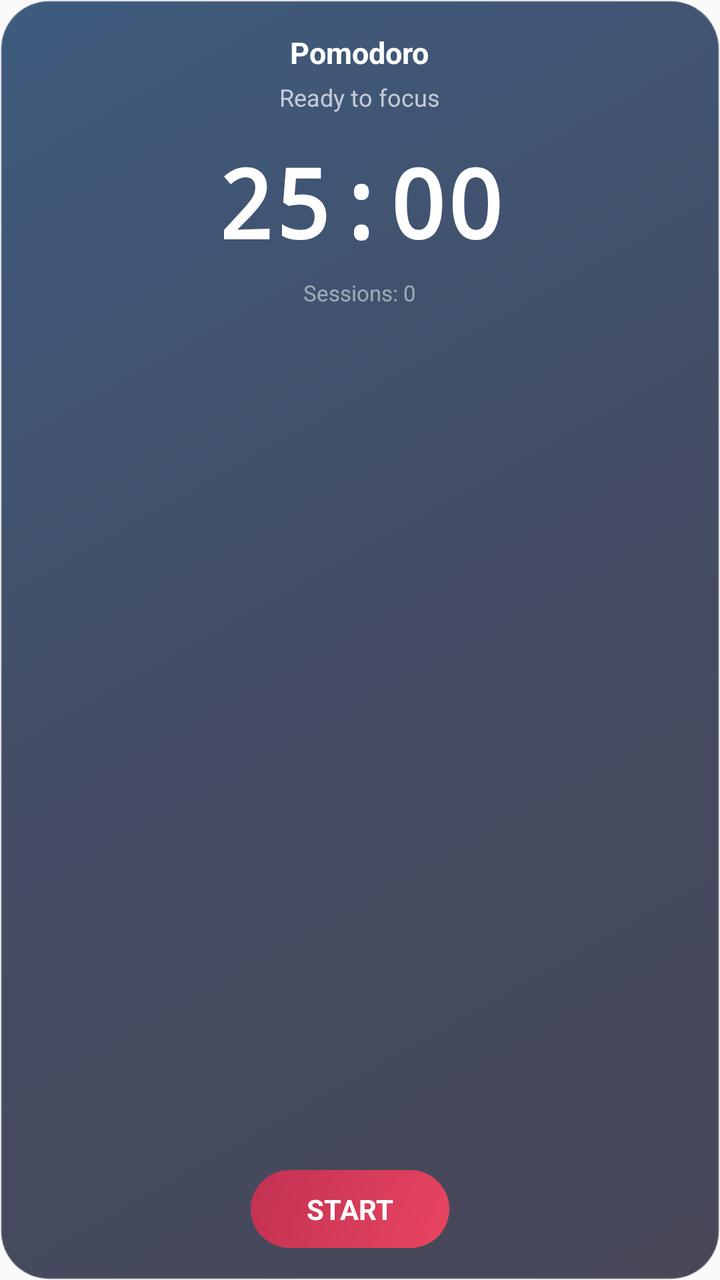
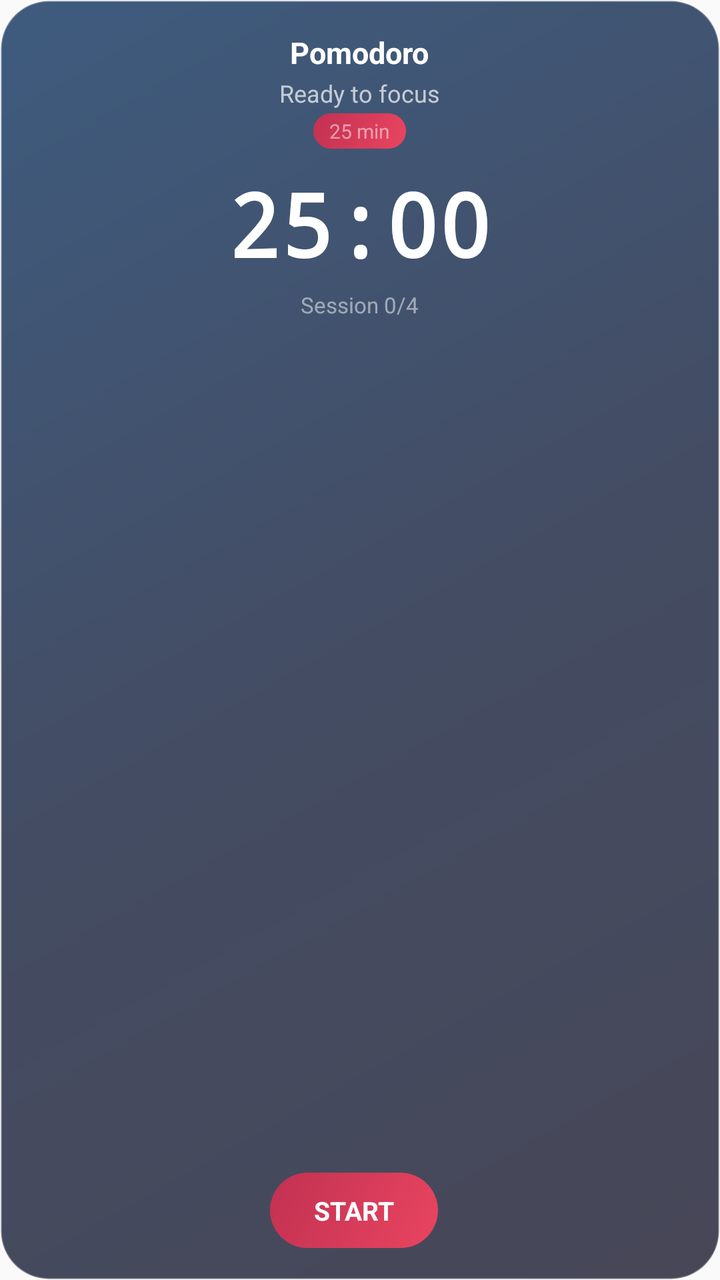

The first picture is an Android layout as it rendered before a commit; the second is the same layout after the commit. The layout source and the unified diff follow.
<!-- AndroidManifest.xml: application theme Theme.DailyTrack -->
<!-- res/layout/widget_pomodoro.xml -->
<?xml version="1.0" encoding="utf-8"?>
<RelativeLayout xmlns:android="http://schemas.android.com/apk/res/android"
    android:id="@+id/widget_pom_root"
    android:layout_width="match_parent"
    android:layout_height="match_parent"
    android:background="@drawable/widget_background"
    android:padding="16dp">

    <TextView
        android:id="@+id/widget_pom_title"
        android:layout_width="wrap_content"
        android:layout_height="wrap_content"
        android:layout_alignParentTop="true"
        android:layout_centerHorizontal="true"
        android:text="Pomodoro"
        android:textColor="#FFFFFF"
        android:textSize="15sp"
        android:textStyle="bold" />

    <TextView
        android:id="@+id/widget_pom_status"
        android:layout_width="wrap_content"
        android:layout_height="wrap_content"
        android:layout_below="@id/widget_pom_title"
        android:layout_centerHorizontal="true"
        android:layout_marginTop="4dp"
        android:text="Ready to focus"
        android:textColor="#B0FFFFFF"
        android:textSize="12sp" />

    <TextView
        android:id="@+id/widget_pom_timer"
        android:layout_width="wrap_content"
        android:layout_height="wrap_content"
        android:layout_below="@id/widget_pom_status"
        android:layout_centerHorizontal="true"
        android:layout_marginTop="12dp"
        android:text="25:00"
        android:textColor="#FFFFFF"
        android:textSize="48sp"
        android:textStyle="bold"
        android:fontFamily="monospace" />

    <TextView
        android:id="@+id/widget_pom_session_count"
        android:layout_width="wrap_content"
        android:layout_height="wrap_content"
        android:layout_below="@id/widget_pom_timer"
        android:layout_centerHorizontal="true"
        android:layout_marginTop="6dp"
        android:text="Sessions: 0"
        android:textColor="#80FFFFFF"
        android:textSize="11sp" />

    <LinearLayout
        android:layout_width="match_parent"
        android:layout_height="wrap_content"
        android:layout_alignParentBottom="true"
        android:layout_centerHorizontal="true"
        android:gravity="center"
        android:orientation="horizontal">

        <TextView
            android:id="@+id/widget_pom_btn_start"
            android:layout_width="wrap_content"
            android:layout_height="wrap_content"
            android:background="@drawable/widget_button_background"
            android:paddingHorizontal="28dp"
            android:paddingVertical="10dp"
            android:text="START"
            android:textColor="#FFFFFF"
            android:textSize="14sp"
            android:textStyle="bold"
            android:layout_marginEnd="10dp" />

        <TextView
            android:id="@+id/widget_pom_btn_stop"
            android:layout_width="wrap_content"
            android:layout_height="wrap_content"
            android:background="@drawable/widget_button_stop_background"
            android:paddingHorizontal="28dp"
            android:paddingVertical="10dp"
            android:text="STOP"
            android:textColor="#FFFFFF"
            android:textSize="14sp"
            android:textStyle="bold"
            android:visibility="gone" />

        <TextView
            android:id="@+id/widget_pom_btn_reset"
            android:layout_width="wrap_content"
            android:layout_height="wrap_content"
            android:background="@drawable/widget_button_background"
            android:paddingHorizontal="28dp"
            android:paddingVertical="10dp"
            android:text="RESET"
            android:textColor="#FFFFFF"
            android:textSize="14sp"
            android:textStyle="bold"
            android:visibility="gone" />
    </LinearLayout>

</RelativeLayout>
<!-- resources referenced by this layout -->
<resources>
  <!-- drawable widget_background (drawable) -->
  <?xml version="1.0" encoding="utf-8"?>
  <shape xmlns:android="http://schemas.android.com/apk/res/android"
      android:shape="rectangle">
      <gradient
          android:startColor="#CC1A1A2E"
          android:centerColor="#CC16213E"
          android:endColor="#CC0F3460"
          android:angle="135" />
      <corners android:radius="24dp" />
      <stroke
          android:width="1dp"
          android:color="#40FFFFFF" />
  </shape>
  <!-- drawable widget_button_background (drawable) -->
  <?xml version="1.0" encoding="utf-8"?>
  <shape xmlns:android="http://schemas.android.com/apk/res/android"
      android:shape="rectangle">
      <gradient
          android:startColor="#E94560"
          android:endColor="#C23152"
          android:angle="135" />
      <corners android:radius="20dp" />
  </shape>
  <!-- drawable widget_button_stop_background (drawable) -->
  <?xml version="1.0" encoding="utf-8"?>
  <shape xmlns:android="http://schemas.android.com/apk/res/android"
      android:shape="rectangle">
      <gradient
          android:startColor="#FF6B6B"
          android:endColor="#EE5A5A"
          android:angle="135" />
      <corners android:radius="20dp" />
  </shape>
  <style name="Theme.DailyTrack" parent="android:Theme.Material.Light.NoActionBar">
          <item name="android:statusBarColor">@android:color/transparent</item>
          <item name="android:navigationBarColor">@android:color/transparent</item>
          <item name="android:windowLightStatusBar">true</item>
      </style>
</resources>

<!-- the commit's change to res/layout/widget_pomodoro.xml (unified diff, before → after) -->
@@ -23,21 +23,35 @@
         android:layout_height="wrap_content"
         android:layout_below="@id/widget_pom_title"
         android:layout_centerHorizontal="true"
-        android:layout_marginTop="4dp"
+        android:layout_marginTop="2dp"
         android:text="Ready to focus"
         android:textColor="#B0FFFFFF"
         android:textSize="12sp" />
 
     <TextView
-        android:id="@+id/widget_pom_timer"
+        android:id="@+id/widget_pom_duration"
         android:layout_width="wrap_content"
         android:layout_height="wrap_content"
         android:layout_below="@id/widget_pom_status"
         android:layout_centerHorizontal="true"
-        android:layout_marginTop="12dp"
+        android:layout_marginTop="2dp"
+        android:text="25 min"
+        android:textColor="#80FFFFFF"
+        android:textSize="10sp"
+        android:background="@drawable/widget_button_background"
+        android:paddingHorizontal="8dp"
+        android:paddingVertical="2dp" />
+
+    <TextView
+        android:id="@+id/widget_pom_timer"
+        android:layout_width="wrap_content"
+        android:layout_height="wrap_content"
+        android:layout_below="@id/widget_pom_duration"
+        android:layout_centerHorizontal="true"
+        android:layout_marginTop="8dp"
         android:text="25:00"
         android:textColor="#FFFFFF"
-        android:textSize="48sp"
+        android:textSize="44sp"
         android:textStyle="bold"
         android:fontFamily="monospace" />
 
@@ -47,8 +61,8 @@
         android:layout_height="wrap_content"
         android:layout_below="@id/widget_pom_timer"
         android:layout_centerHorizontal="true"
-        android:layout_marginTop="6dp"
-        android:text="Sessions: 0"
+        android:layout_marginTop="4dp"
+        android:text="Session 0/4"
         android:textColor="#80FFFFFF"
         android:textSize="11sp" />
 
@@ -65,25 +79,40 @@
             android:layout_width="wrap_content"
             android:layout_height="wrap_content"
             android:background="@drawable/widget_button_background"
-            android:paddingHorizontal="28dp"
+            android:paddingHorizontal="22dp"
             android:paddingVertical="10dp"
             android:text="START"
             android:textColor="#FFFFFF"
-            android:textSize="14sp"
+            android:textSize="13sp"
             android:textStyle="bold"
-            android:layout_marginEnd="10dp" />
+            android:layout_marginEnd="6dp" />
+
+        <TextView
+            android:id="@+id/widget_pom_btn_skip"
+            android:layout_width="wrap_content"
+            android:layout_height="wrap_content"
+            android:background="@drawable/widget_button_background"
+            android:paddingHorizontal="18dp"
+            android:paddingVertical="10dp"
+            android:text="SKIP"
+            android:textColor="#FFFFFF"
+            android:textSize="13sp"
+            android:textStyle="bold"
+            android:layout_marginEnd="6dp"
+            android:visibility="gone" />
 
         <TextView
             android:id="@+id/widget_pom_btn_stop"
             android:layout_width="wrap_content"
             android:layout_height="wrap_content"
             android:background="@drawable/widget_button_stop_background"
-            android:paddingHorizontal="28dp"
+            android:paddingHorizontal="22dp"
             android:paddingVertical="10dp"
             android:text="STOP"
             android:textColor="#FFFFFF"
-            android:textSize="14sp"
+            android:textSize="13sp"
             android:textStyle="bold"
+            android:layout_marginEnd="6dp"
             android:visibility="gone" />
 
         <TextView
@@ -91,11 +120,11 @@
             android:layout_width="wrap_content"
             android:layout_height="wrap_content"
             android:background="@drawable/widget_button_background"
-            android:paddingHorizontal="28dp"
+            android:paddingHorizontal="22dp"
             android:paddingVertical="10dp"
             android:text="RESET"
             android:textColor="#FFFFFF"
-            android:textSize="14sp"
+            android:textSize="13sp"
             android:textStyle="bold"
             android:visibility="gone" />
     </LinearLayout>
